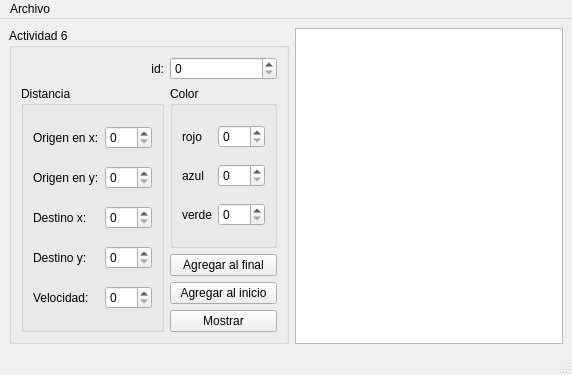
First picture: the form in mainwindow.ui, repository x4nemi/Particula, before the edit.
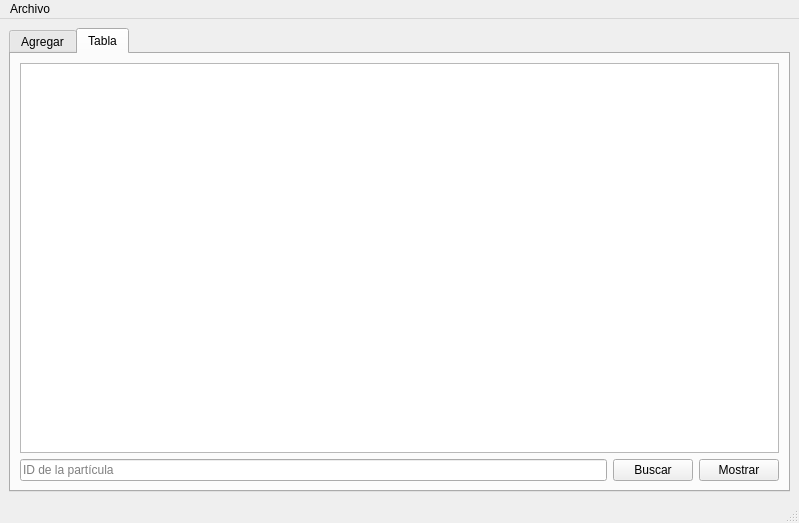
Second picture: the form after the edit.

Patch:
```diff
--- a/mainwindow.ui
+++ b/mainwindow.ui
@@ -6,16 +6,26 @@
    <rect>
     <x>0</x>
     <y>0</y>
-    <width>572</width>
-    <height>375</height>
+    <width>799</width>
+    <height>523</height>
    </rect>
   </property>
   <property name="windowTitle">
    <string>MainWindow</string>
   </property>
   <widget class="QWidget" name="centralwidget">
+   <layout class="QGridLayout" name="gridLayout_6">
+    <item row="0" column="0">
+     <widget class="QTabWidget" name="tabWidget">
+      <property name="currentIndex">
+       <number>1</number>
+      </property>
+      <widget class="QWidget" name="tab">
+       <attribute name="title">
+        <string>Agregar</string>
+       </attribute>
    <layout class="QGridLayout" name="gridLayout">
-    <item row="1" column="0">
+        <item row="0" column="0">
      <widget class="QGroupBox" name="groupBox_2">
       <property name="title">
        <string>Actividad 6</string>
@@ -184,17 +194,68 @@
       </layout>
      </widget>
     </item>
-    <item row="1" column="1">
+        <item row="0" column="1">
      <widget class="QPlainTextEdit" name="salida"/>
     </item>
    </layout>
   </widget>
+      <widget class="QWidget" name="tab_2">
+       <attribute name="title">
+        <string>Tabla</string>
+       </attribute>
+       <layout class="QGridLayout" name="gridLayout_5">
+        <item row="1" column="0">
+         <widget class="QLineEdit" name="buscar">
+          <property name="cursorPosition">
+           <number>0</number>
+          </property>
+          <property name="placeholderText">
+           <string>ID de la partícula</string>
+          </property>
+         </widget>
+        </item>
+        <item row="1" column="1">
+         <widget class="QPushButton" name="buscar_pushButton">
+          <property name="text">
+           <string>Buscar</string>
+          </property>
+         </widget>
+        </item>
+        <item row="1" column="2">
+         <widget class="QPushButton" name="mostrar_tabla_pushButton">
+          <property name="text">
+           <string>Mostrar</string>
+          </property>
+         </widget>
+        </item>
+        <item row="0" column="0" colspan="3">
+         <widget class="QTableWidget" name="tabla">
+          <attribute name="horizontalHeaderMinimumSectionSize">
+           <number>47</number>
+          </attribute>
+          <attribute name="horizontalHeaderDefaultSectionSize">
+           <number>80</number>
+          </attribute>
+          <attribute name="verticalHeaderMinimumSectionSize">
+           <number>32</number>
+          </attribute>
+          <attribute name="verticalHeaderDefaultSectionSize">
+           <number>39</number>
+          </attribute>
+         </widget>
+        </item>
+       </layout>
+      </widget>
+     </widget>
+    </item>
+   </layout>
+  </widget>
   <widget class="QMenuBar" name="menubar">
    <property name="geometry">
     <rect>
      <x>0</x>
      <y>0</y>
-     <width>572</width>
+     <width>799</width>
      <height>26</height>
     </rect>
    </property>
```
Lines whose indentation alone changed are shown as unchanged.
